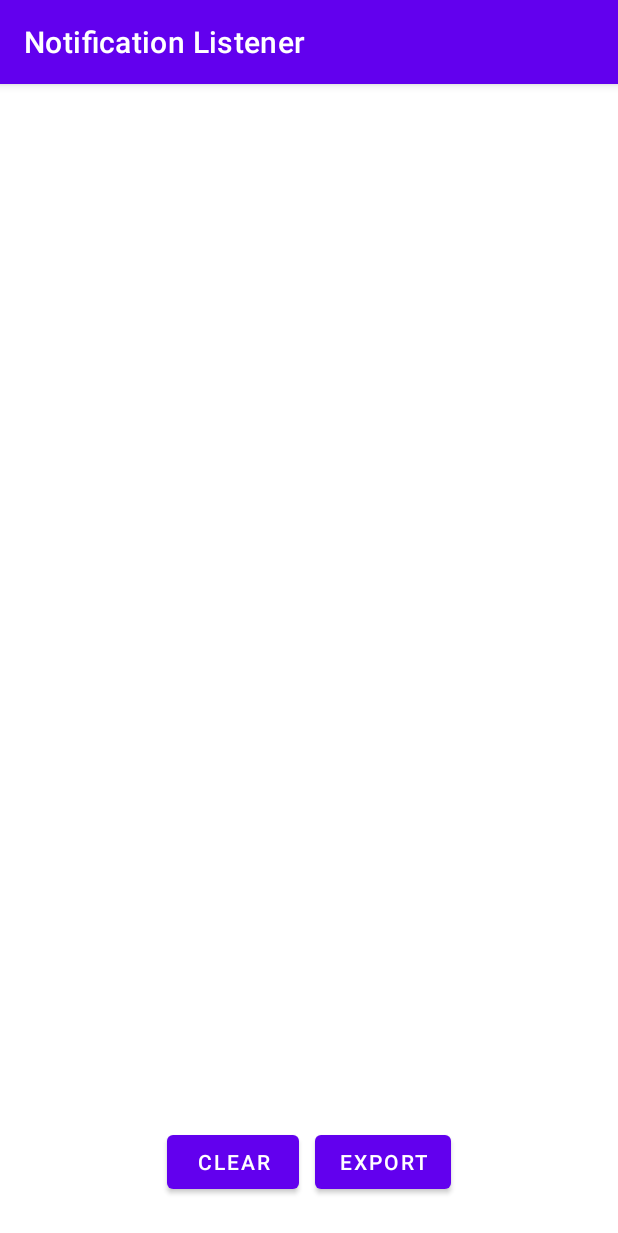
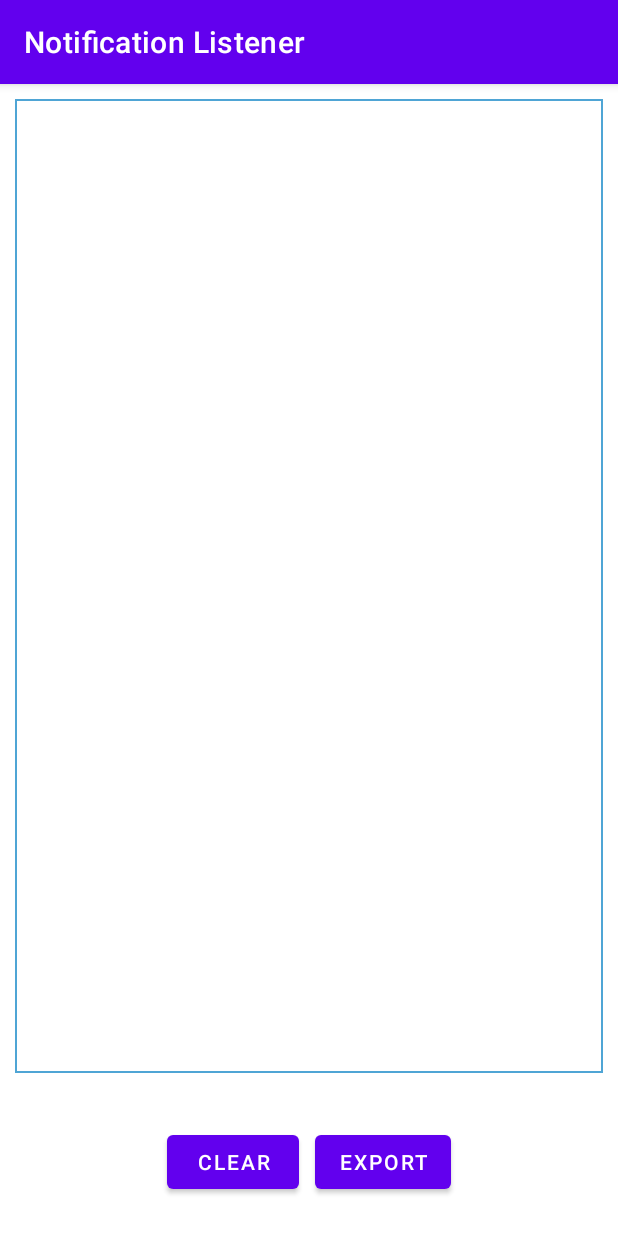
Before and after one commit to abhaynayar/drax, an Android app: the screen it shows after launch (MainActivity), on a phone screen of 412 x 824 dp. Shown: the top 1233 px of the screen. Run offline under Robolectric (Android 15) with nearby library versions, the phone set to English and light mode, and no system bars; libraries missing offline, so code that uses them is left out: au.com.bytecode.

Commit message:
NotificationListener: Added outlines to UI layout.

```diff
--- a/NotificationListener/app/src/main/res/layout/activity_main.xml
+++ b/NotificationListener/app/src/main/res/layout/activity_main.xml
@@ -9,6 +9,8 @@
     android:orientation="vertical">
 
     <androidx.recyclerview.widget.RecyclerView
+        android:background="@drawable/back"
+        android:layout_margin="10dp"
         android:id="@+id/rvLogs"
         android:layout_weight="1"
         android:layout_width="fill_parent"
--- a/NotificationListener/app/src/main/res/layout/single_item.xml
+++ b/NotificationListener/app/src/main/res/layout/single_item.xml
@@ -3,6 +3,7 @@
     android:orientation="vertical" android:layout_width="match_parent"
     android:layout_height="wrap_content"
     android:padding="12dp"
+    android:background="@drawable/back"
     android:layout_margin="6dp">
     <LinearLayout
         android:layout_width="wrap_content"
```
